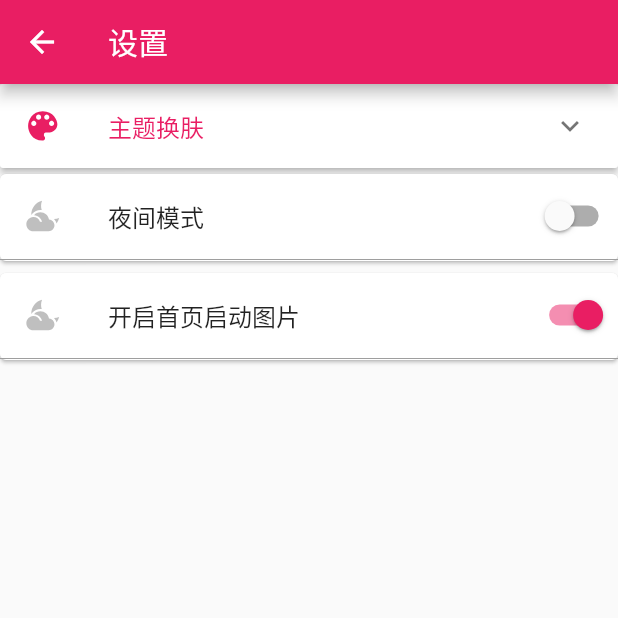
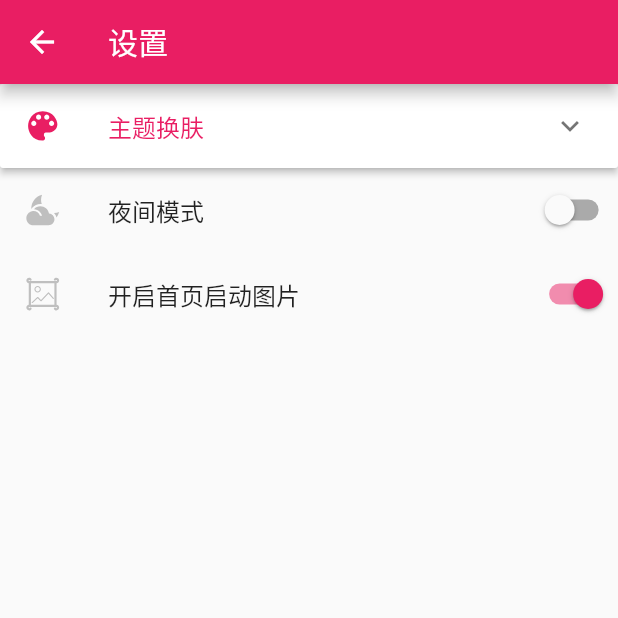
Before and after one commit to lingxiaoplus/flutter_picture, a Flutter app: the SettingPage screen opened directly, on a phone screen of 412 x 824 dp, the top half of it. Run offline on Flutter 3.47's test engine with Material 2 defaults, Android fonts, the phone set to English and light mode, and no system bars; our stand-ins replace dio, flutter_svg, rxdart, shared_preferences, sqflite, transparent_image; missing offline and left inert: image_picker_saver; accounts and stored records are empty; network calls fail.

```diff
--- a/lib/home/drawer/about.dart
+++ b/lib/home/drawer/about.dart
@@ -18,7 +18,10 @@ class AboutPageState extends State<AboutPage>{
           Container(
             width:double.infinity,
             color: Theme.of(context).primaryColor,),
-          Text('flutter'),
+          Image.asset("assets/last.png"),
+          Text('picture'),
+          Text('1.0.0'),
+          Text('想不出什么骚话')
         ],
       ),
     );
--- a/lib/home/drawer/settings.dart
+++ b/lib/home/drawer/settings.dart
@@ -55,6 +55,9 @@ class SettingPageState extends State<SettingPage> {
         child: Column(
           children: <Widget>[
             _buildPanel(),
+            ListView(
+              shrinkWrap: true,
+              children: <Widget>[
                 InkWell(
                   child: _buildSwitch(
                       ListTile(
@@ -70,12 +73,14 @@ class SettingPageState extends State<SettingPage> {
                   child: _buildSwitch(
                       ListTile(
                         title: Text('${openDalyImage?"开启":"关闭"}首页启动图片'),
-                    leading: getSvg('assets/md-cloudy-night.svg'), )
+                        leading: getSvg('assets/img_daly.svg'), )
                       ,openDalyImage,
                       changeDalyImage),
                   onTap: () {
                     changeDalyImage(openDalyImage);
                   },
+                )
+              ],
             ),
             DecoratedBox(
                 decoration: BoxDecoration(
@@ -182,6 +187,23 @@ class SettingPageState extends State<SettingPage> {
   }
 
   Widget _buildSwitch(ListTile listTile,bool opened,ValueChanged<bool> valueChanged) {
+    return Flex(
+        direction: Axis.horizontal,
+        children: <Widget>[
+          Expanded(
+            flex: 6,
+            child: listTile,
+          ),
+          Expanded(
+            flex: 1,
+            child: Switch.adaptive(
+              value: opened,
+              activeColor: Colors.pink,
+              onChanged: valueChanged,
+            ),
+          )
+        ],
+      );
     return Row(
       //crossAxisAlignment: CrossAxisAlignment.center,
       children: <Widget>[
--- a/lib/home/recommend.dart
+++ b/lib/home/recommend.dart
@@ -27,7 +27,7 @@ class RecommendState extends State<Recommend>
   List<BannerItem> bannerList = [];
   List<String> images = [];
 
-  GlobalKey<RefreshIndicatorState> _refreshKey = new GlobalKey();
+  final GlobalKey<RefreshIndicatorState> _refreshKey = new GlobalKey();
   GlobalKey<ListPageState> _listPageKey = new GlobalKey();
 
   double scrollDistance = 0.0;
@@ -35,8 +35,10 @@ class RecommendState extends State<Recommend>
   @override
   void initState() {
     super.initState();
+    //_refreshKey.currentState.show();
     getRecommendList();
   }
+
 
   Future getRecommendList() async {
     var dio = HttpUtil.getDio();
--- a/pubspec.yaml
+++ b/pubspec.yaml
@@ -54,6 +54,8 @@ flutter:
     - assets/ic_next_video_placeholder.png
     - assets/ic_theme.svg
     - assets/md-cloudy-night.svg
+    - assets/img_daly.svg
+    - assets/last.png
   # To add assets to your application, add an assets section, like this:
   # assets:
   #  - images/a_dot_burr.jpeg
```
Also changed, not shown: assets/img_daly.svg (added). Lines whose indentation alone changed are shown as unchanged.
